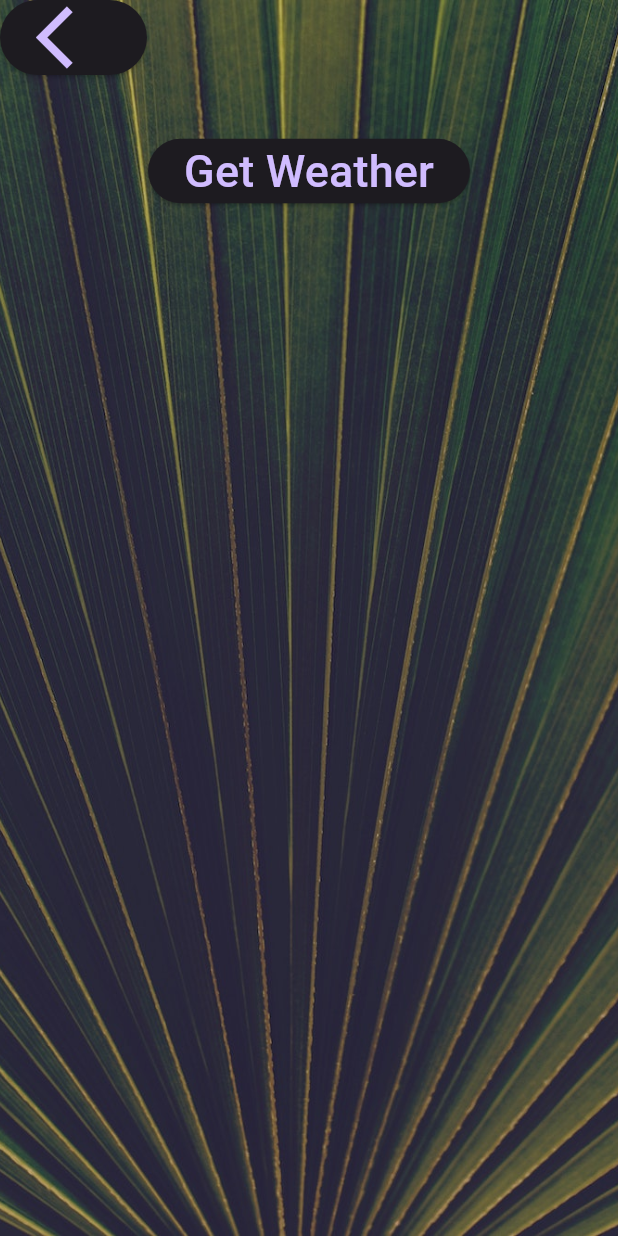
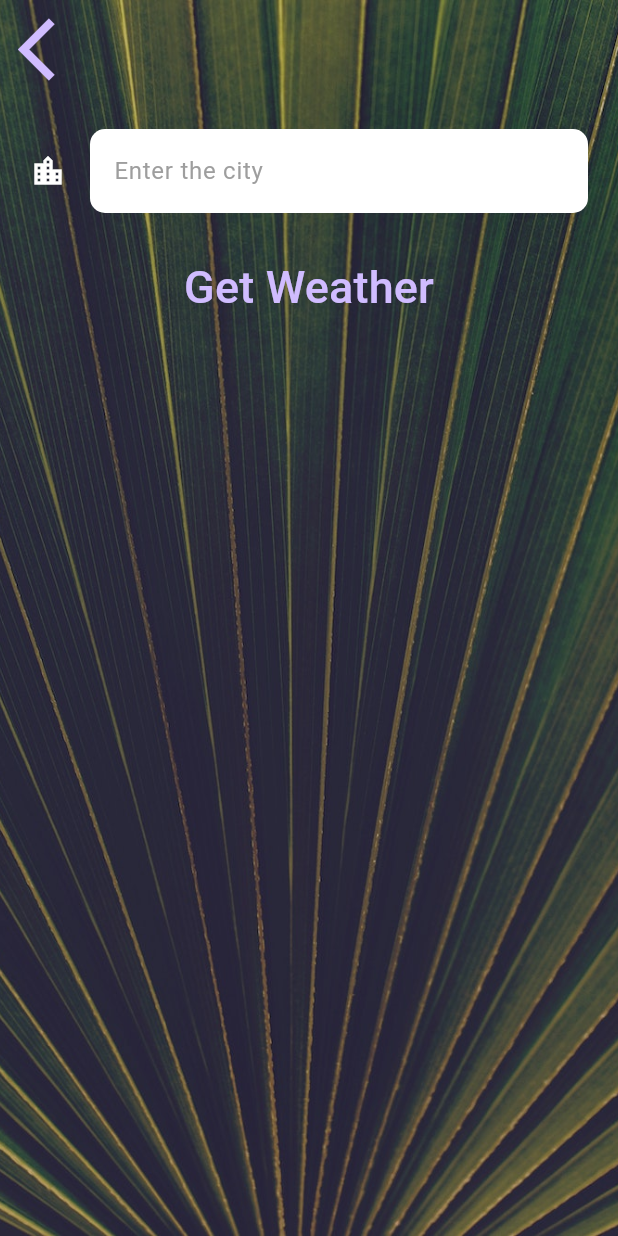
Before and after one commit to saravana6788/clima, a Flutter app: the CityScreen screen opened directly, on a phone screen of 412 x 824 dp. Run offline on Flutter 3.47's test engine with Material 3 defaults, Android fonts, the phone set to English and light mode, and no system bars; our stand-ins replace flutter_spinkit, geolocator; network calls fail; Roboto replaces fonts that are missing (Spartan MB).

```diff
--- a/lib/screens/city_screen.dart
+++ b/lib/screens/city_screen.dart
@@ -5,11 +5,13 @@ import '../utilities/constants.dart';
 class CityScreen extends StatefulWidget {
   const CityScreen({super.key});
 
+
   @override
   State<CityScreen> createState() => _CityScreenState();
 }
 
 class _CityScreenState extends State<CityScreen> {
+  String? cityName;
   @override
   Widget build(BuildContext context) {
     return Scaffold(
@@ -26,8 +28,10 @@ class _CityScreenState extends State<CityScreen> {
             children: <Widget>[
               Align(
                 alignment: Alignment.topLeft,
-                child: ElevatedButton(
-                  onPressed: (){},
+                child: TextButton(
+                  onPressed: (){
+                    Navigator.pop(context);
+                  },
                   child: Icon(
                     Icons.arrow_back_ios,
                     size: 50.0,
@@ -36,10 +40,20 @@ class _CityScreenState extends State<CityScreen> {
               ),
               Container(
                 padding: EdgeInsets.all(20.0),
-                child: null,
+                child: TextField(
+                  style: TextStyle(
+                    color: Colors.black
+                  ),
+                  decoration: kTextFieldDecoration,
+                  onChanged: (value){
+                      cityName = value;
+                  },
+                ),
               ),
-              ElevatedButton(
-                onPressed: () {},
+              TextButton(
+                onPressed: () {
+                  Navigator.pop(context,cityName);
+                },
                 child: Text(
                   'Get Weather',
                   style: kButtonTextStyle,
--- a/lib/utilities/constants.dart
+++ b/lib/utilities/constants.dart
@@ -18,3 +18,20 @@ const kButtonTextStyle = TextStyle(
 const kConditionTextStyle = TextStyle(
   fontSize: 100.0,
 );
+
+const kTextFieldDecoration = InputDecoration(
+  icon:Icon(
+  Icons.location_city,
+  color: Colors.white,
+  ),
+filled: true,
+fillColor: Colors.white,
+hintText: "Enter the city",
+hintStyle: TextStyle(
+color:Colors.grey
+),
+border: OutlineInputBorder(
+borderRadius: BorderRadius.all(Radius.circular(10.0)),
+borderSide: BorderSide.none
+)
+);
--- a/pubspec.yaml
+++ b/pubspec.yaml
@@ -35,6 +35,8 @@ dependencies:
   # Use with the CupertinoIcons class for iOS style icons.
   cupertino_icons: ^1.0.8
   geolocator: ^14.0.1
+  http: ^1.4.0
+  flutter_spinkit: ^5.2.1
 
 dev_dependencies:
   flutter_test:
```
Also changed, not shown: lib/screens/loading_screen.dart (+17 -13 lines), lib/screens/location_screen.dart (+82 -11 lines), lib/services/netwroking.dart (added, +56 -0 lines), lib/services/weather.dart (+21 -1 lines), images/falls.jpg (added), pubspec.lock.
